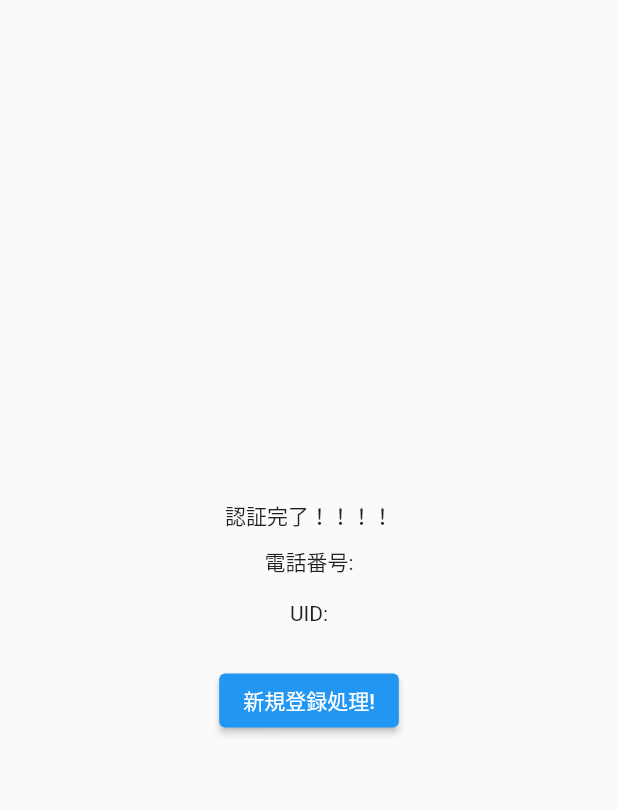
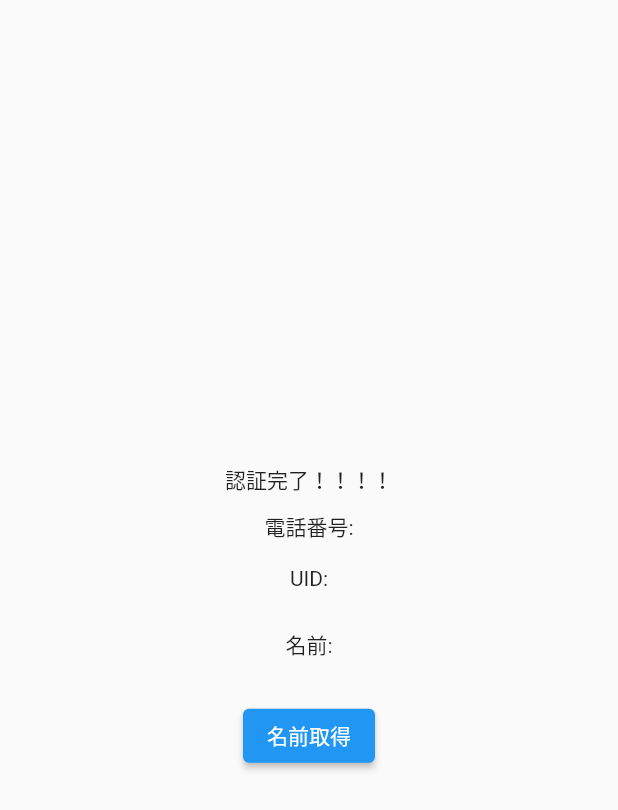
Before and after one commit to Maya-org/Maya-front, a Flutter app: the MainPage screen opened directly, on a phone screen of 412 x 824 dp. Shown: the top 810 px of the screen. Run offline on Flutter 3.47's test engine with Material 2 defaults, Android fonts, the phone set to English and light mode, and no system bars; our stand-ins replace firebase_auth, firebase_core, pinput, universal_platform; missing offline and left inert: i18n; accounts and stored records are empty; generated files the repository leaves out were written again.

```diff
--- a/maya_flutter/lib/api/models/Models.dart
+++ b/maya_flutter/lib/api/models/Models.dart
@@ -101,14 +101,36 @@ class Reservation {
 class MayaUser {
   String firstName;
   String lastName;
-  DateTime createdAt;
-  UserAuthentication auth;
+  TimeStamp createdDate;
 
-  MayaUser(this.firstName, this.lastName, this.createdAt, this.auth);
+  MayaUser(this.firstName, this.lastName, this.createdDate);
 
   factory MayaUser.fromJson(Map<String, dynamic> json) => _$MayaUserFromJson(json);
 
   Map<String, dynamic> toJson() => _$MayaUserToJson(this);
+}
+
+@JsonSerializable()
+class TimeStamp {
+  @JsonKey(name: '_seconds')
+  int seconds;
+  @JsonKey(name: '_nanoseconds')
+  int nanoseconds;
+
+  TimeStamp(this.seconds, this.nanoseconds);
+
+  factory TimeStamp.fromJson(Map<String, dynamic> json) => _$TimeStampFromJson(json);
+
+  Map<String, dynamic> toJson() => _$TimeStampToJson(this);
+
+  DateTime toDateTime() {
+    return DateTime.fromMillisecondsSinceEpoch(seconds * 1000);
+  }
+
+  static now() {
+    return TimeStamp(DateTime.now().millisecondsSinceEpoch ~/ 1000,
+        DateTime.now().millisecondsSinceEpoch % 1000);
+  }
 }
 
 @JsonSerializable()
@@ -126,7 +148,8 @@ class UserAuthentication {
     }
   }
 
-  factory UserAuthentication.fromJson(Map<String, dynamic> json) => _$UserAuthenticationFromJson(json);
+  factory UserAuthentication.fromJson(Map<String, dynamic> json) =>
+      _$UserAuthenticationFromJson(json);
 
   Map<String, dynamic> toJson() => _$UserAuthenticationToJson(this);
 }
--- a/maya_flutter/lib/main.dart
+++ b/maya_flutter/lib/main.dart
@@ -19,6 +19,8 @@ class MayaApp extends StatelessWidget {
       title: const Messages().app_title,
       theme: ThemeData(
         primarySwatch: Colors.blue,
+        textTheme: Theme.of(context).textTheme.apply(
+        )
       ),
       home: SignUpPage(title: const Messages().page_title),
     );
--- a/maya_flutter/lib/messages.i18n.dart
+++ b/maya_flutter/lib/messages.i18n.dart
@@ -36,6 +36,7 @@ class Messages {
   String get languageCode => "en";
   String get app_title => """Maya Flutter App""";
   String get page_title => """Maya""";
+  String get sign_up_message => """${page_title}に新規登録""";
   String get phone_auth_title => """Phone Number Authentication""";
   String get reCaptcha_loading_text => """認証中です...""";
   String get phone_auth_code_label => """電話番号を入力""";
@@ -49,6 +50,28 @@ class Messages {
   String get phone_auth_input_continue => """決定""";
   String get phone_auth_input_wrong_number => """認証番号が違います。""";
   String get phone_auth_input_code_title => """認証番号を入力してください""";
+  String get sign_up_name_register => """名前を登録""";
+  String get sign_up_name_first_name => """苗字""";
+  String get sign_up_name_last_name => """名前""";
+  String get sign_up_name_submit => """名前を登録""";
+  String get sign_up_name_register_confirm => """名前情報の確認""";
+  String sign_up_name_register_confirm_body(String first, String last) =>
+      """入力した名前情報が間違いないことを確認してください。
+正しい場合は「${sign_up_name_confirm}」を押してください。
+
+苗字: ${first}
+名前: ${last}""";
+  String get sign_up_name_confirm => """決定""";
+  String get sign_up_name_edit => """訂正する""";
+  String get sign_up_name_register_complete_message_title => """名前情報を登録しました""";
+  String get sign_up_name_register_complete_message_body =>
+      """正常に名前情報を登録しました。""";
+  String get sign_up_name_register_failed_message_title =>
+      """名前情報を登録できませんでした""";
+  String sign_up_name_register_failed_message_body(String error_message) =>
+      """正常に名前情報を登録できませんでした。
+エラーメッセージ:${error_message}""";
+  String get sign_up_name_register_not_inputted => """名前を入力してください""";
 }
 
 Map<String, String> get messagesMap => {
@@ -67,4 +90,15 @@ Map<String, String> get messagesMap => {
       """phone_auth_input_continue""": """決定""",
       """phone_auth_input_wrong_number""": """認証番号が違います。""",
       """phone_auth_input_code_title""": """認証番号を入力してください""",
+      """sign_up_name_register""": """名前を登録""",
+      """sign_up_name_first_name""": """苗字""",
+      """sign_up_name_last_name""": """名前""",
+      """sign_up_name_submit""": """名前を登録""",
+      """sign_up_name_register_confirm""": """名前情報の確認""",
+      """sign_up_name_confirm""": """決定""",
+      """sign_up_name_edit""": """訂正する""",
+      """sign_up_name_register_complete_message_title""": """名前情報を登録しました""",
+      """sign_up_name_register_complete_message_body""": """正常に名前情報を登録しました。""",
+      """sign_up_name_register_failed_message_title""": """名前情報を登録できませんでした""",
+      """sign_up_name_register_not_inputted""": """名前を入力してください""",
     };
--- a/maya_flutter/lib/messages.i18n.yaml
+++ b/maya_flutter/lib/messages.i18n.yaml
@@ -1,5 +1,7 @@
 app_title: "Maya Flutter App"
 page_title: "Maya"
+
+sign_up_message: "${page_title}に新規登録"
 
 phone_auth_title: "Phone Number Authentication"
 reCaptcha_loading_text: "認証中です..."
@@ -16,3 +18,19 @@ phone_auth_input_auth_code: "認証番号を入力してください"
 phone_auth_input_continue: "決定"
 phone_auth_input_wrong_number: "認証番号が違います。"
 phone_auth_input_code_title: "認証番号を入力してください"
+
+sign_up_name_register: "名前を登録"
+sign_up_name_first_name: "苗字"
+sign_up_name_last_name: "名前"
+sign_up_name_submit: "名前を登録"
+sign_up_name_register_confirm: "名前情報の確認"
+sign_up_name_register_confirm_body(String first,String last): "入力した名前情報が間違いないことを確認してください。\n正しい場合は「${sign_up_name_confirm}」を押してください。\n\n苗字: ${first}\n名前: ${last}"
+sign_up_name_confirm: "決定"
+sign_up_name_edit: "訂正する"
+sign_up_name_register_complete_message_title: "名前情報を登録しました"
+sign_up_name_register_complete_message_body: "正常に名前情報を登録しました。"
+
+sign_up_name_register_failed_message_title: "名前情報を登録できませんでした"
+sign_up_name_register_failed_message_body(String error_message): "正常に名前情報を登録できませんでした。\nエラーメッセージ:${error_message}"
+
+sign_up_name_register_not_inputted: "名前を入力してください"
--- a/maya_flutter/lib/pages/mainPage.dart
+++ b/maya_flutter/lib/pages/mainPage.dart
@@ -1,10 +1,8 @@
 import 'package:firebase_auth/firebase_auth.dart';
 import 'package:flutter/material.dart';
-import 'package:http/http.dart';
 import 'package:maya_flutter/api/API.dart';
 import 'package:maya_flutter/api/models/Models.dart';
 import 'package:maya_flutter/ui/AsyncButton.dart';
-import 'package:maya_flutter/ui/UI.dart';
 
 class MainPage extends StatefulWidget {
   const MainPage({Key? key}) : super(key: key);
@@ -14,6 +12,29 @@ class MainPage extends StatefulWidget {
 }
 
 class _MainPageState extends State<MainPage> {
+  String? _firstName;
+  String? _lastName;
+
+  @override
+  void initState() {
+    super.initState();
+  }
+
+  Future<void> updateName() async {
+    MayaUser? us = await user();
+    if (us != null) {
+      setState(() {
+        _firstName = us.firstName;
+        _lastName = us.lastName;
+      });
+    } else {
+      setState(() {
+        _firstName = "none";
+        _lastName = "none";
+      });
+    }
+  }
+
   @override
   Widget build(BuildContext context) {
     return Scaffold(
@@ -30,21 +51,10 @@ class _MainPageState extends State<MainPage> {
             Text("UID:"),
             Text(FirebaseAuth.instance.currentUser?.uid ?? ""),
             SizedBox(height: 10),
-            AsyncButton<Response>(
-                notLoadingButtonContent: const Text("新規登録処理!"),
-                asyncTask: () async {
-                  return await register(
-                      MayaUser("苗字", "名前", DateTime.now(), UserAuthentication.getCurrent()!));
-                },
-                after: (dynamic r) {
-                  r as Response;
-                  showOKDialog(
-                    this.context,
-                    title: Text("登録結果"),
-                    body: Text("Status: ${r.statusCode}\nBody: ${r.body}"),
-                  );
-                },
-                isFullScreenLoading: true),
+            Text("名前:"),
+            Text("${_firstName ?? ""} ${_lastName ?? ""}"),
+            SizedBox(height: 10),
+            AsyncButton(notLoadingButtonContent: Text("名前取得"), asyncTask: updateName, after: (r){})
           ],
         )),
       ),
--- a/maya_flutter/lib/ui/OKDialog.dart
+++ b/maya_flutter/lib/ui/OKDialog.dart
@@ -24,8 +24,8 @@ class OKDialog extends ContainerDialog {
       actions: [
         ElevatedButton(
             onPressed: () {
+              if (toClose?? false) Navigator.pop(context);
               onOK?.call();
-              if (toClose?? false) Navigator.pop(context);
             },
             child: Text(okText ?? "OK"))
       ],
```
Also changed, not shown: maya_flutter/lib/api/API.dart (+35 -0 lines), maya_flutter/lib/pages/Register.dart (added, +129 -0 lines), maya_flutter/lib/pages/SignUp.dart (+10 -12 lines), maya_flutter/lib/pages/verifyer.dart (added, +184 -0 lines), maya_flutter/lib/verifyer.dart (deleted, +0 -185 lines), maya_flutter/lib/api/models/Models.g.dart.
